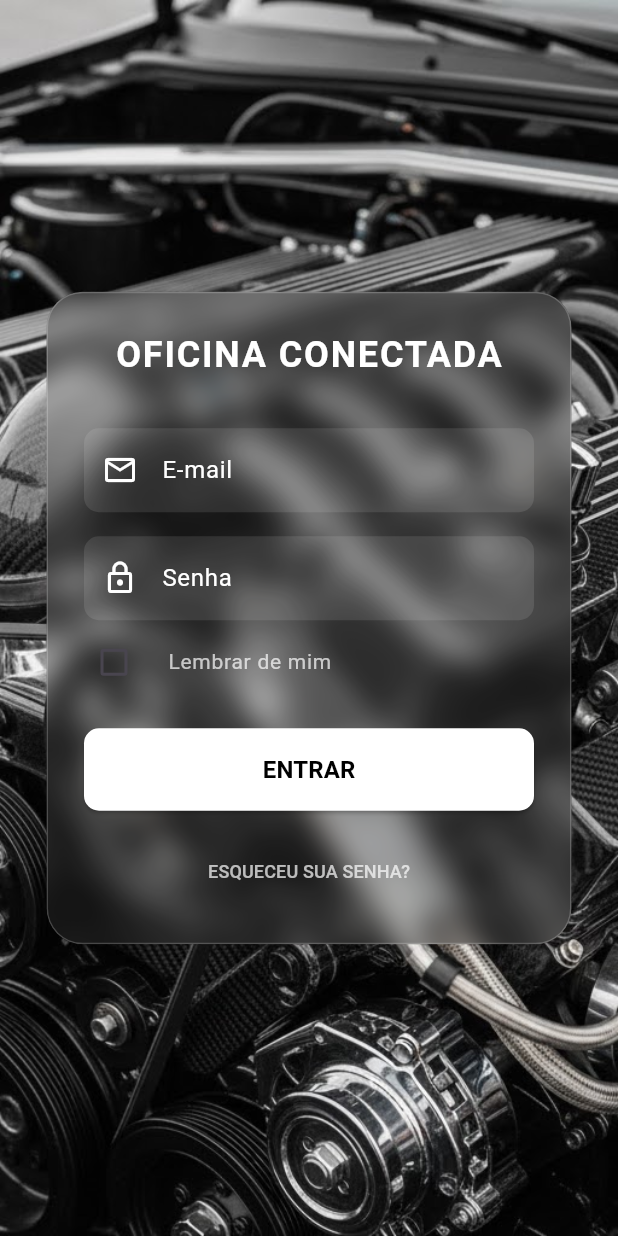
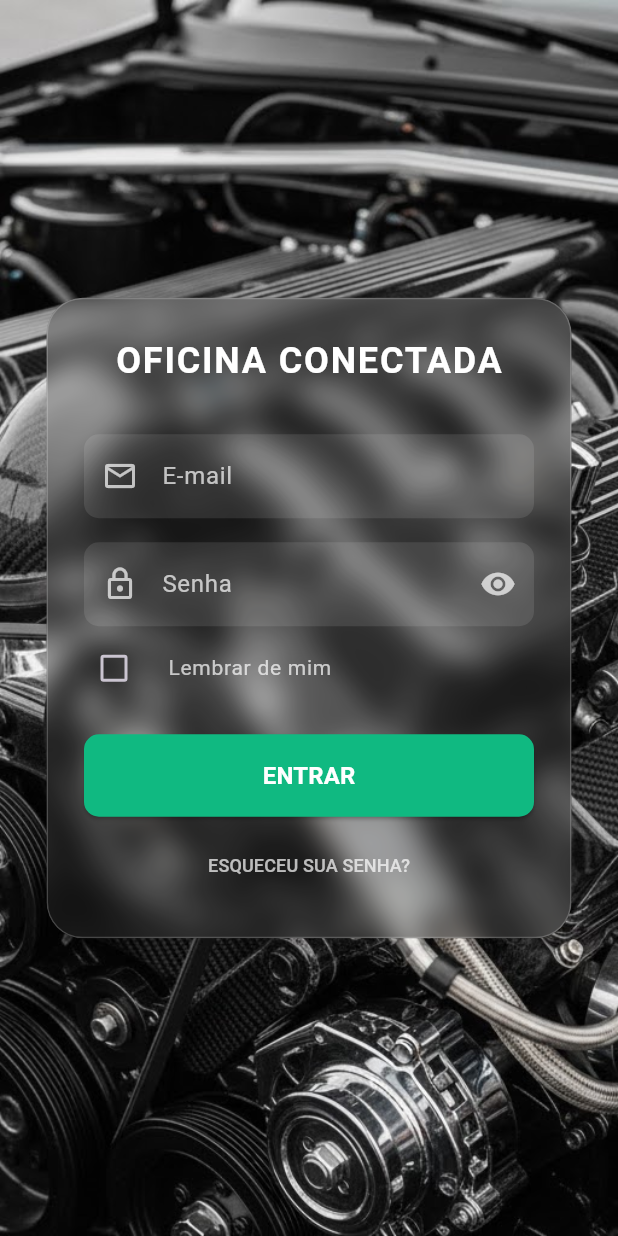
Before and after one commit to Lucaskalell/oficina-conectada-front, a Flutter app: the screen it shows after launch, on a phone screen of 412 x 824 dp. Run offline on Flutter 3.47's test engine with Material 3 defaults, Android fonts, the light colour scheme and no system bars; our stand-ins replace dotted_border, equatable, file_picker, flutter_bloc, flutter_secure_storage, mask_text_input_formatter and 2 more.

Commit message:
refactor: modulo auth/login mudança de arquitetura  e oganização do projeto

```diff
--- /dev/null
+++ b/lib/core/constants/api_constants.dart
@@ -0,0 +1,8 @@
+class ApiConstants {
+  static const bool _local = true;
+
+  static const String _urlLocal = 'http://localhost:8080';
+  static const String _urlEmuladorAndroid = 'http://10.0.2.2:8080';
+
+  static String get baseUrl => _local ? _urlLocal : _urlEmuladorAndroid;
+}
--- /dev/null
+++ b/lib/core/constants/app_colors.dart
@@ -0,0 +1,23 @@
+import 'dart:ui';
+
+class AppColors {
+  // TEMA PRINCIPAL
+  static const Color fundoPrincipal = Color(0xFF09090B);
+  static const Color fundoCard = Color(0xFF18181B);
+  static const Color borda = Color(0xFF27272A);
+  static const Color textoPrincipal = Color(0xFFFAFAFA);
+  static const Color textoSecundario = Color(0xFFA1A1AA);
+  static const Color primaria = Color(0xFF10B981);
+
+  // STATUS
+  static const Color sucesso = Color(0xFF4ADE80);
+  static const Color emAndamento = Color(0xFF60A5FA);
+  static const Color concluido = Color(0xFF34D399);
+  static const Color atencao = Color(0xFFF59E0B);
+  static const Color erro = Color(0xFFEF4444);
+
+  // TOAST
+  static const Color toastSucesso = Color(0xFF69F0AE);
+  static const Color toastAtencao = Color(0xFFFFD740);
+  static const Color toastErro = Color(0xFFFF5252);
+}
--- a/lib/main.dart
+++ b/lib/main.dart
@@ -1,6 +1,6 @@
 import 'package:flutter/material.dart';
+import 'package:oficina_conectada_front/modules/auth/login/login_page.dart';
 import 'package:oficina_conectada_front/views/home/home_view.dart';
-import 'package:oficina_conectada_front/views/login/login_view.dart';
 import 'package:oficina_conectada_front/views/carro/carro_view.dart';
 import 'package:oficina_conectada_front/views/cliente/cliente_view.dart';
 import 'package:oficina_conectada_front/views/dashboard/dashboard_view.dart';
@@ -24,7 +24,7 @@ class MyApp extends StatelessWidget {
       debugShowCheckedModeBanner: false,
       initialRoute: '/login',
       routes: {
-        '/login': (context) => const LoginView(),
+        '/login': (context) => const LoginPage(),
         '/home': (context) => const HomeView(),
         '/estoque': (context) => const EstoqueView(),
         '/dashboard': (context) => const DashboardView(),
--- /dev/null
+++ b/lib/modules/auth/login/login_bloc.dart
@@ -0,0 +1,25 @@
+import 'package:flutter_bloc/flutter_bloc.dart';
+import 'package:oficina_conectada_front/modules/auth/login/login_event.dart';
+import 'package:oficina_conectada_front/modules/auth/login/login_service.dart';
+import 'package:oficina_conectada_front/modules/auth/login/login_state.dart';
+
+class LoginBloc extends Bloc<LoginEvent, LoginState> {
+  final LoginService _loginService;
+
+  LoginBloc(this._loginService) : super(LoginInicial()) {
+    on<RealizarLogin>(_onRealizarLogin);
+  }
+
+  Future<void> _onRealizarLogin(
+    RealizarLogin evento,
+    Emitter<LoginState> emit,
+  ) async {
+    emit(LoginCarregando());
+    try {
+      await _loginService.realizarLogin(evento.email, evento.senha);
+      emit(LoginSucesso());
+    } catch (e) {
+      emit(LoginErro(e.toString()));
+    }
+  }
+}
--- /dev/null
+++ b/lib/modules/auth/login/login_event.dart
@@ -0,0 +1,18 @@
+import 'package:equatable/equatable.dart';
+
+abstract class LoginEvent extends Equatable {
+  const LoginEvent();
+
+  @override
+  List<Object?> get props => [];
+}
+
+class RealizarLogin extends LoginEvent {
+  final String email;
+  final String senha;
+
+  const RealizarLogin({required this.email, required this.senha});
+
+  @override
+  List<Object?> get props => [email, senha];
+}
--- /dev/null
+++ b/lib/modules/auth/login/login_page.dart
@@ -0,0 +1,274 @@
+import 'dart:ui';
+import 'package:flutter/material.dart';
+import 'package:flutter_bloc/flutter_bloc.dart';
+import 'package:flutter_secure_storage/flutter_secure_storage.dart';
+import 'package:oficina_conectada_front/modules/auth/login/login_bloc.dart';
+import 'package:oficina_conectada_front/modules/auth/login/login_event.dart';
+import 'package:oficina_conectada_front/modules/auth/login/login_service.dart';
+import 'package:oficina_conectada_front/modules/auth/login/login_state.dart';
+import 'package:oficina_conectada_front/core/constants/app_colors.dart';
+import 'package:oficina_conectada_front/shared/widgets/custom_toast/custom_toast.dart';
+
+class LoginPage extends StatefulWidget {
+  const LoginPage({super.key});
+
+  @override
+  State<LoginPage> createState() => _LoginPageState();
+}
+
+class _LoginPageState extends State<LoginPage> {
+
+
+  late LoginBloc _loginBloc;
+  late LoginService _loginService;
+  late TextEditingController _emailController;
+  late TextEditingController _senhaController;
+  late FocusNode _emailFoco;
+  late FocusNode _senhaFoco;
+
+
+  bool _lembrarMe = false;
+  bool _senhaVisivel = false;
+
+
+  Future<void> _carregarCredenciais() async {
+    final credenciais = await _loginService.carregarCredenciais();
+    if (!mounted) return;
+    setState(() {
+      _emailController.text = credenciais['email'] ?? '';
+      _senhaController.text = credenciais['senha'] ?? '';
+      _lembrarMe = credenciais['lembrarMe'] == 'true';
+    });
+  }
+
+  Future<void> _aoClicarEntrar() async {
+    _emailFoco.unfocus();
+    _senhaFoco.unfocus();
+
+    if (_lembrarMe) {
+      await _loginService.salvarCredenciais(
+        _emailController.text,
+        _senhaController.text,
+      );
+    } else {
+      await _loginService.removerCredenciais();
+    }
+
+    _loginBloc.add(RealizarLogin(
+      email: _emailController.text,
+      senha: _senhaController.text,
+    ));
+  }
+
+  void _alternarVisibilidadeSenha() {
+    setState(() => _senhaVisivel = !_senhaVisivel);
+  }
+
+  void _aoClicarEsqueceuSenha() {
+    Navigator.pushNamed(context, '/recuperar-senha');
+  }
+
+
+  @override
+  void initState() {
+    super.initState();
+    _loginService = LoginService(const FlutterSecureStorage());
+    _loginBloc = LoginBloc(_loginService);
+    _emailController = TextEditingController();
+    _senhaController = TextEditingController();
+    _emailFoco = FocusNode();
+    _senhaFoco = FocusNode();
+    _carregarCredenciais();
+  }
+
+
+  Widget _construirTitulo() {
+    return const Text(
+      'OFICINA CONECTADA',
+      style: TextStyle(
+        color: Colors.white,
+        fontSize: 24,
+        fontWeight: FontWeight.bold,
+        letterSpacing: 1.2,
+      ),
+    );
+  }
+
+  Widget _construirCampoEmail() {
+    return TextField(
+      controller: _emailController,
+      focusNode: _emailFoco,
+      keyboardType: TextInputType.emailAddress,
+      style: const TextStyle(color: Colors.white),
+      decoration: InputDecoration(
+        labelText: 'E-mail',
+        labelStyle: const TextStyle(color: Colors.white70),
+        prefixIcon: const Icon(Icons.email_outlined, color: Colors.white70),
+        filled: true,
+        fillColor: Colors.white.withValues(alpha: 0.1),
+        border: OutlineInputBorder(
+          borderRadius: BorderRadius.circular(10),
+          borderSide: BorderSide.none,
+        ),
+      ),
+    );
+  }
+
+  Widget _construirCampoSenha() {
+    return TextField(
+      controller: _senhaController,
+      focusNode: _senhaFoco,
+      obscureText: !_senhaVisivel,
+      style: const TextStyle(color: Colors.white),
+      decoration: InputDecoration(
+        labelText: 'Senha',
+        labelStyle: const TextStyle(color: Colors.white70),
+        prefixIcon: const Icon(Icons.lock_outline, color: Colors.white70),
+        suffixIcon: IconButton(
+          icon: Icon(
+            _senhaVisivel ? Icons.visibility_off : Icons.visibility,
+            color: Colors.white70,
+          ),
+          onPressed: _alternarVisibilidadeSenha,
+        ),
+        filled: true,
+        fillColor: Colors.white.withValues(alpha: 0.1),
+        border: OutlineInputBorder(
+          borderRadius: BorderRadius.circular(10),
+          borderSide: BorderSide.none,
+        ),
+      ),
+    );
+  }
+
+  Widget _construirLembrarMe() {
+    return CheckboxListTile(
+      title: const Text(
+        'Lembrar de mim',
+        style: TextStyle(color: Colors.white70, fontSize: 14),
+      ),
+      value: _lembrarMe,
+      onChanged: (bool? valor) => setState(() => _lembrarMe = valor ?? false),
+      controlAffinity: ListTileControlAffinity.leading,
+      contentPadding: EdgeInsets.zero,
+      activeColor: AppColors.primaria,
+      checkColor: Colors.white,
+    );
+  }
+
+  Widget _construirBotaoEntrar() {
+    return ElevatedButton(
+      style: ElevatedButton.styleFrom(
+        backgroundColor: AppColors.primaria,
+        foregroundColor: Colors.white,
+        padding: const EdgeInsets.symmetric(vertical: 16),
+        minimumSize: const Size(double.infinity, 50),
+        shape: RoundedRectangleBorder(borderRadius: BorderRadius.circular(10)),
+      ),
+      onPressed: _aoClicarEntrar,
+      child: const Text(
+        'ENTRAR',
+        style: TextStyle(fontWeight: FontWeight.bold, fontSize: 16),
+      ),
+    );
+  }
+
+  Widget _construirBotaoEsqueceuSenha() {
+    return TextButton(
+      onPressed: _aoClicarEsqueceuSenha,
+      child: const Text(
+        'ESQUECEU SUA SENHA?',
+        style: TextStyle(color: Colors.white70, fontSize: 12),
+      ),
+    );
+  }
+
+
+  Widget _construirBody() {
+    return ClipRRect(
+      borderRadius: BorderRadius.circular(24),
+      child: BackdropFilter(
+        filter: ImageFilter.blur(sigmaX: 10, sigmaY: 10),
+        child: Container(
+          width: 350,
+          padding: const EdgeInsets.all(24),
+          decoration: BoxDecoration(
+            color: Colors.grey.withValues(alpha: 0.1),
+            borderRadius: BorderRadius.circular(24),
+            border: Border.all(color: Colors.white.withValues(alpha: 0.2)),
+          ),
+          child: Column(
+            mainAxisSize: MainAxisSize.min,
+            children: [
+              _construirTitulo(),
+              const SizedBox(height: 32),
+              _construirCampoEmail(),
+              const SizedBox(height: 16),
+              _construirCampoSenha(),
+              _construirLembrarMe(),
+              const SizedBox(height: 16),
+              _construirBotaoEntrar(),
+              const SizedBox(height: 8),
+              _construirBotaoEsqueceuSenha(),
+            ],
+          ),
+        ),
+      ),
+    );
+  }
+
+
+  Widget _blocBuilder() {
+    return BlocConsumer<LoginBloc, LoginState>(
+      bloc: _loginBloc,
+      listener: (context, estado) {
+        if (estado is LoginSucesso) {
+          Navigator.pushReplacementNamed(context, '/home');
+        }
+        if (estado is LoginErro) {
+          CustomToast.show(
+            context,
+            message: 'E-mail ou senha inválidos. Tente novamente.',
+            type: ToastType.erro,
+          );
+        }
+      },
+      builder: (context, estado) {
+        if (estado is LoginCarregando) {
+          return const Center(
+            child: CircularProgressIndicator(color: Colors.white),
+          );
+        }
+        return _construirBody();
+      },
+    );
+  }
+
+
+  @override
+  Widget build(BuildContext context) {
+    return Scaffold(
+      resizeToAvoidBottomInset: false,
+      body: Container(
+        decoration: const BoxDecoration(
+          image: DecorationImage(
+            image: AssetImage('assets/images/login.jpg'),
+            fit: BoxFit.cover,
+          ),
+        ),
+        child: Center(child: _blocBuilder()),
+      ),
+    );
+  }
+
+
+  @override
+  void dispose() {
+    _loginBloc.close();
+    _emailController.dispose();
+    _senhaController.dispose();
+    _emailFoco.dispose();
+    _senhaFoco.dispose();
+    super.dispose();
+  }
+}
--- /dev/null
+++ b/lib/modules/auth/login/login_state.dart
@@ -0,0 +1,23 @@
+import 'package:equatable/equatable.dart';
+
+abstract class LoginState extends Equatable {
+  const LoginState();
+
+  @override
+  List<Object?> get props => [];
+}
+
+class LoginInicial extends LoginState {}
+
+class LoginCarregando extends LoginState {}
+
+class LoginSucesso extends LoginState {}
+
+class LoginErro extends LoginState {
+  final String mensagem;
+
+  const LoginErro(this.mensagem);
+
+  @override
+  List<Object?> get props => [mensagem];
+}
--- a/pubspec.yaml
+++ b/pubspec.yaml
@@ -16,6 +16,7 @@ dependencies:
   http: ^1.2.1
 
   shared_preferences: ^2.2.3
+  flutter_secure_storage: ^9.2.4
 
   flutter_bloc: ^8.1.6
   equatable: ^2.0.5
```
Also changed, not shown: lib/modules/auth/login/login_service.dart (added, +63 -0 lines), lib/shared/widgets/custom_toast/custom_toast.dart (added, +172 -0 lines), pubspec.lock.
